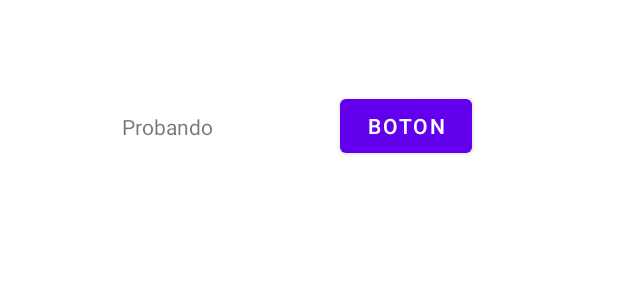
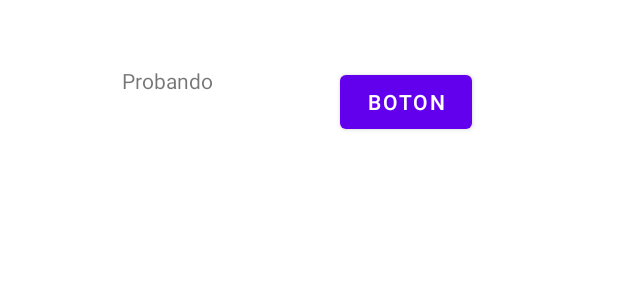
Before and after one commit to 18100115/ProyDAM20212, an Android app: the layout dialog_tienda.xml on its own in the app's theme, with its tools: preview values and no code run, on a phone screen of 412 x 824 dp. Shown: the top 300 px of the screen. Run offline under Robolectric (Android 15) with nearby library versions, the phone set to English and light mode, and no system bars.

```diff
--- a/app/src/main/res/layout/activity_login.xml
+++ b/app/src/main/res/layout/activity_login.xml
@@ -16,7 +16,9 @@
         app:layout_constraintEnd_toEndOf="parent"
         app:layout_constraintStart_toStartOf="parent"
         app:layout_constraintTop_toTopOf="parent"
-        app:srcCompat="@drawable/logo" />
+        app:srcCompat="@drawable/logo"
+        tools:src="@tools:sample/avatars"
+        tools:visibility="visible" />
 
     <TextView
         android:id="@+id/tvCorreo"
--- a/app/src/main/res/layout/dialog_tienda.xml
+++ b/app/src/main/res/layout/dialog_tienda.xml
@@ -14,13 +14,14 @@
         app:layout_constraintBottom_toBottomOf="@+id/button2"
         app:layout_constraintEnd_toStartOf="@+id/button2"
         app:layout_constraintStart_toStartOf="parent"
-        app:layout_constraintTop_toTopOf="@+id/button2" />
+        app:layout_constraintTop_toTopOf="@+id/button2"
+        app:layout_constraintVertical_bias="0.0" />
 
     <Button
         android:id="@+id/button2"
         android:layout_width="wrap_content"
         android:layout_height="wrap_content"
-        android:layout_marginTop="60dp"
+        android:layout_marginTop="44dp"
         android:layout_marginEnd="16dp"
         android:text="boton"
         app:layout_constraintEnd_toEndOf="parent"
--- a/app/src/main/res/layout/fragment_tienda.xml
+++ b/app/src/main/res/layout/fragment_tienda.xml
@@ -8,8 +8,8 @@
 
     <androidx.recyclerview.widget.RecyclerView
         android:id="@+id/rvTienda"
-        android:layout_width="359dp"
-        android:layout_height="539dp"
+        android:layout_width="360dp"
+        android:layout_height="540dp"
         android:layout_marginStart="9dp"
         android:layout_marginTop="8dp"
         android:layout_marginEnd="3dp"
```
Also changed, not shown: app/src/main/res/layout/item_tienda.xml (+6 -5 lines).
